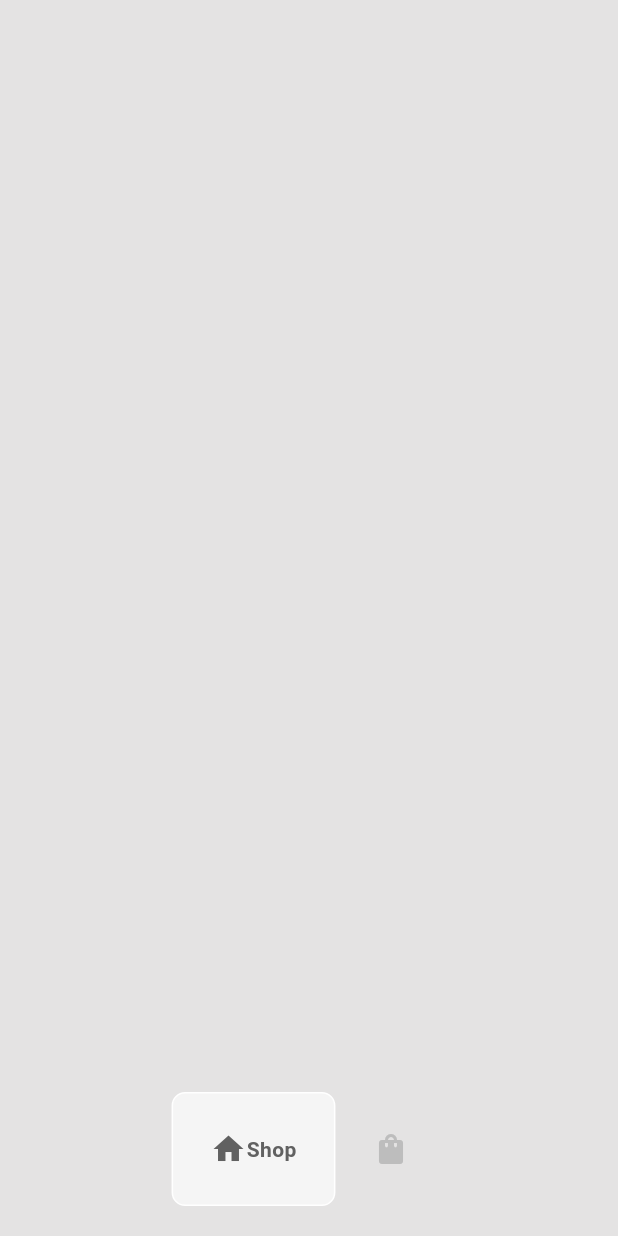
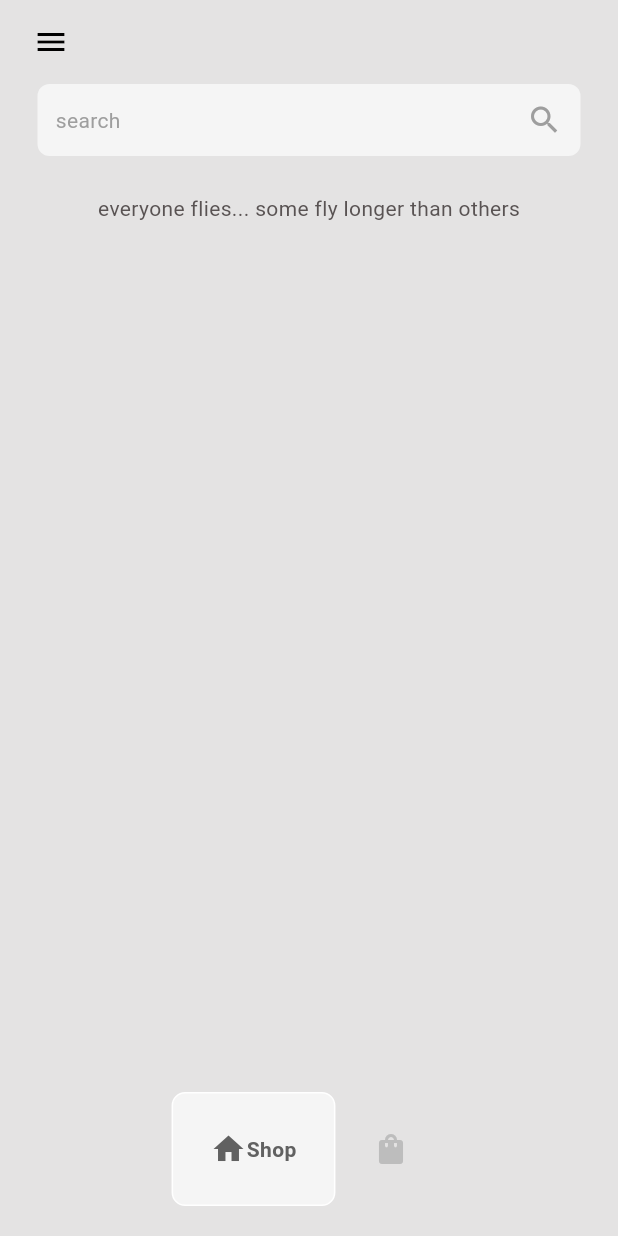
Before and after one commit to AryanTele/ecommerce_app_flutter, a Flutter app: the HomePage screen opened directly, on a phone screen of 412 x 824 dp. Run offline on Flutter 3.47's test engine with Material 3 defaults, Android fonts, the phone set to English and light mode, and no system bars; drawn by our look-alikes of google_nav_bar.

Commit message:
add Shop sectiom

```diff
--- /dev/null
+++ b/lib/pages/cart_page.dart
@@ -0,0 +1,12 @@
+import 'package:flutter/material.dart';
+
+class CartPage extends StatelessWidget {
+  const CartPage({super.key});
+
+  @override
+  Widget build(BuildContext context) {
+    return Center(
+      child: Text('Cart Page'),
+    );
+  }
+}
--- a/lib/pages/home_page.dart
+++ b/lib/pages/home_page.dart
@@ -1,4 +1,6 @@
 import 'package:ecommerce_app/components/bottom_nav_bar.dart';
+import 'package:ecommerce_app/pages/cart_page.dart';
+import 'package:ecommerce_app/pages/shop_page.dart';
 import 'package:flutter/material.dart';
 
 class HomePage extends StatefulWidget {
@@ -20,13 +22,94 @@ class _HomePageState extends State<HomePage> {
     });
   }
 
+  // pages for navigation
+  final List<Widget> _pages = [
+    //shop page
+    const ShopPage(),
+
+    // cart page
+    const CartPage(),
+  ];
+
   @override
   Widget build(BuildContext context) {
     return Scaffold(
-      backgroundColor: Color.fromARGB(255, 228, 227, 227),
+      backgroundColor: const Color.fromARGB(255, 228, 227, 227),
       bottomNavigationBar: MyBottomNavBar(
         onTabChange: (index) => navigateBottomBar(index),
       ),
+      appBar: AppBar(
+        backgroundColor: Colors.transparent,
+        elevation: 0,
+        leading: Builder(
+            builder: (context) => IconButton(
+                  icon: const Padding(
+                    padding: EdgeInsets.only(left: 12.0),
+                    child: Icon(
+                      Icons.menu,
+                      color: Colors.black,
+                    ),
+                  ),
+                  onPressed: () {
+                    Scaffold.of(context).openDrawer();
+                  },
+                )),
+      ),
+      drawer: Drawer(
+        backgroundColor: Colors.black,
+        child: Column(
+          mainAxisAlignment: MainAxisAlignment.spaceBetween,
+          children: [
+            Column(
+              children: [
+                //logo
+                DrawerHeader(
+                  child: Image.asset(
+                    'lib/images/nike-logo.png',
+                    color: Colors.white,
+                  ),
+                ),
+                // Padding(
+                //   padding: const EdgeInsets.symmetric(horizontal: 25.0),
+                //   child: Divider(
+                //     color: Colors.grey[800],
+                //   ),
+                // ),
+
+                //links
+                const Padding(
+                  padding: EdgeInsets.only(top: 25.0, left: 25.0),
+                  child: ListTile(
+                    leading: Icon(Icons.home),
+                    title: Text('Home'),
+                    iconColor: Colors.white,
+                    textColor: Colors.white,
+                  ),
+                ),
+                const Padding(
+                  padding: EdgeInsets.only(left: 25.0),
+                  child: ListTile(
+                    leading: Icon(Icons.info),
+                    title: Text('About'),
+                    iconColor: Colors.white,
+                    textColor: Colors.white,
+                  ),
+                ),
+              ],
+            ),
+            const Padding(
+              padding: EdgeInsets.only(left: 25.0, bottom: 25.0),
+              child: ListTile(
+                leading: Icon(Icons.logout),
+                title: Text('Logout'),
+                iconColor: Colors.white,
+                textColor: Colors.white,
+              ),
+            )
+          ],
+        ),
+      ),
+      body: _pages[_selectedIndex],
     );
   }
 }
--- /dev/null
+++ b/lib/pages/shop_page.dart
@@ -0,0 +1,53 @@
+import 'package:flutter/material.dart';
+
+class ShopPage extends StatefulWidget {
+  const ShopPage({super.key});
+
+  @override
+  State<ShopPage> createState() => _ShopPageState();
+}
+
+class _ShopPageState extends State<ShopPage> {
+  @override
+  Widget build(BuildContext context) {
+    return Column(
+      children: [
+        // search bar
+        Container(
+          padding: const EdgeInsets.all(12.0),
+          margin: const EdgeInsets.symmetric(horizontal: 25.0),
+          decoration: BoxDecoration(
+              color: Colors.grey[100], borderRadius: BorderRadius.circular(8)),
+          child: const Row(
+            mainAxisAlignment: MainAxisAlignment.spaceBetween,
+            children: [
+              Text(
+                'search',
+                style: TextStyle(
+                  color: Colors.grey,
+                ),
+              ),
+              Icon(
+                Icons.search,
+                color: Colors.grey,
+              ),
+            ],
+          ),
+        ),
+
+        //message
+        const Padding(
+          padding: const EdgeInsets.symmetric(vertical: 25.0),
+          child: Text(
+            "everyone flies... some fly longer than others",
+            style: TextStyle(
+              color: Color.fromARGB(255, 89, 83, 83),
+            ),
+          ),
+        ),
+
+        //Hot Picks
+      ],
+    );
+  }
+}
```
